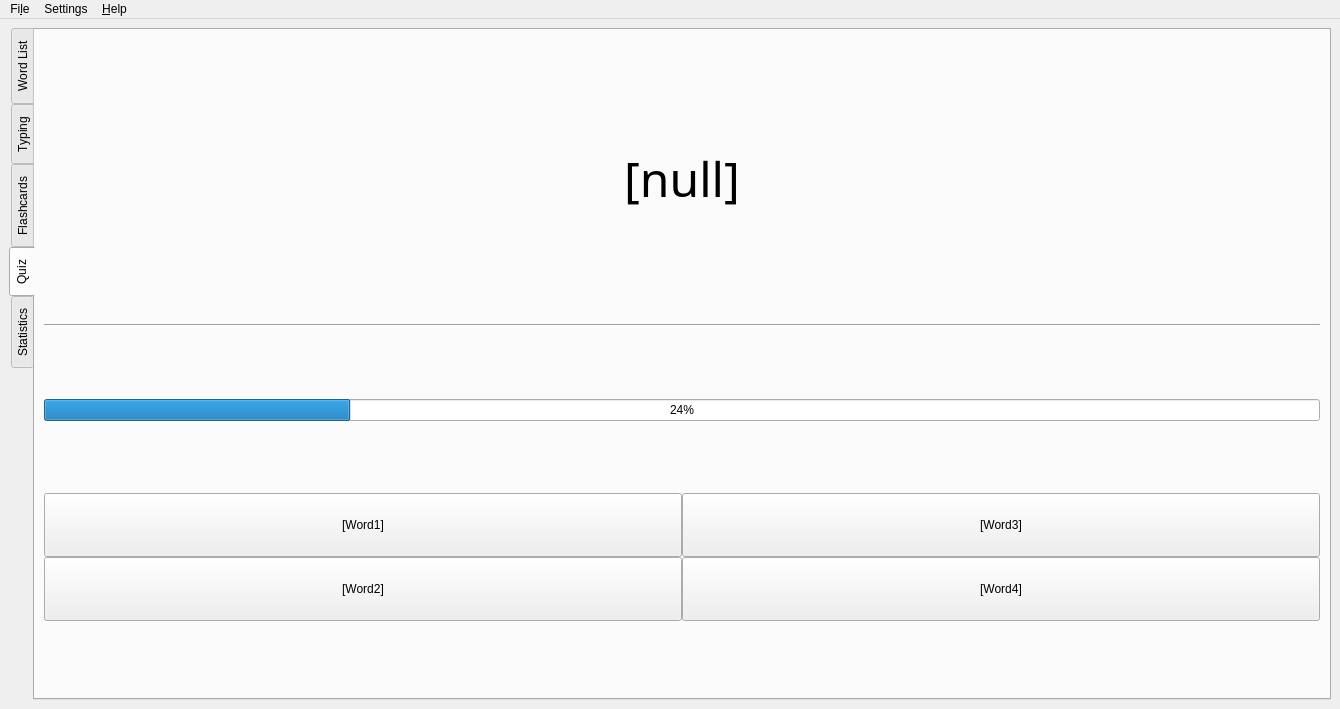
The window that cjk-trainer/ui/MainWindow.ui (mruiz42/cjk-trainer) describes before a commit, drawn with Qt 5.
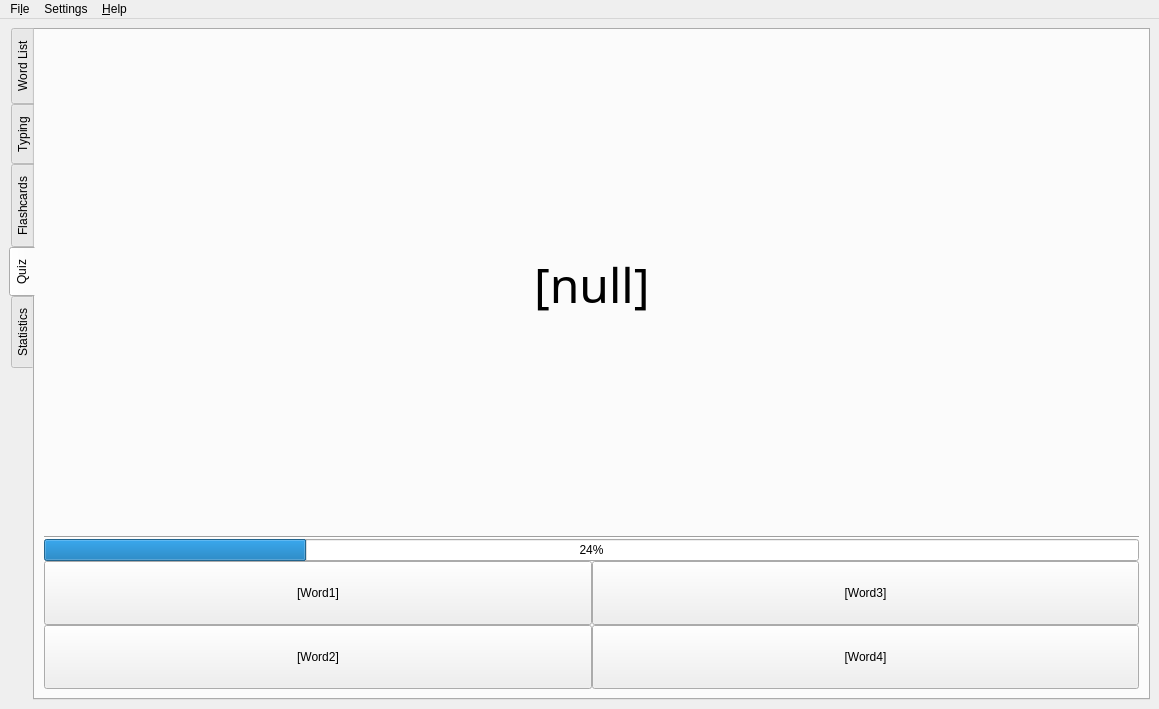
The same window after the commit. The open tabs and pages were chosen to show the change. Icons and pictures are not drawn.

Patch:
```diff
--- a/cjk-trainer/ui/MainWindow.ui
+++ b/cjk-trainer/ui/MainWindow.ui
@@ -6,7 +6,7 @@
    <rect>
     <x>0</x>
     <y>0</y>
-    <width>1340</width>
+    <width>1159</width>
     <height>709</height>
    </rect>
   </property>
@@ -974,7 +974,7 @@
          <attribute name="title">
           <string>Quiz</string>
          </attribute>
-         <layout class="QVBoxLayout" name="verticalLayout_11">
+         <layout class="QVBoxLayout" name="verticalLayout_16">
           <item>
            <layout class="QVBoxLayout" name="verticalLayout_8">
             <item>
@@ -983,7 +983,7 @@
                <enum>Qt::Vertical</enum>
               </property>
               <property name="sizeType">
-               <enum>QSizePolicy::Minimum</enum>
+               <enum>QSizePolicy::Expanding</enum>
               </property>
               <property name="sizeHint" stdset="0">
                <size>
@@ -1010,36 +1010,18 @@
               </item>
               <item>
                <widget class="QLabel" name="label_quizWord">
-                <property name="sizePolicy">
-                 <sizepolicy hsizetype="Preferred" vsizetype="Fixed">
-                  <horstretch>0</horstretch>
-                  <verstretch>0</verstretch>
-                 </sizepolicy>
-                </property>
                 <property name="font">
                  <font>
                   <family>WenQuanYi Zen Hei Mono</family>
                   <pointsize>36</pointsize>
                  </font>
                 </property>
-                <property name="autoFillBackground">
-                 <bool>false</bool>
-                </property>
-                <property name="lineWidth">
-                 <number>1</number>
-                </property>
                 <property name="text">
                  <string>[null]</string>
                 </property>
-                <property name="alignment">
-                 <set>Qt::AlignCenter</set>
-                </property>
                 <property name="wordWrap">
                  <bool>true</bool>
                 </property>
-                <property name="indent">
-                 <number>-1</number>
-                </property>
                </widget>
               </item>
               <item>
@@ -1063,7 +1045,7 @@
                <enum>Qt::Vertical</enum>
               </property>
               <property name="sizeType">
-               <enum>QSizePolicy::Minimum</enum>
+               <enum>QSizePolicy::Expanding</enum>
               </property>
               <property name="sizeHint" stdset="0">
                <size>
@@ -1073,6 +1055,16 @@
               </property>
              </spacer>
             </item>
+            <item>
+             <layout class="QHBoxLayout" name="horizontalLayout_11">
+              <property name="spacing">
+               <number>0</number>
+              </property>
+              <property name="sizeConstraint">
+               <enum>QLayout::SetDefaultConstraint</enum>
+              </property>
+              <item>
+               <layout class="QVBoxLayout" name="verticalLayout_11">
             <item>
              <widget class="Line" name="line_5">
               <property name="orientation">
@@ -1160,6 +1152,10 @@
            </layout>
           </item>
          </layout>
+            </item>
+           </layout>
+          </item>
+         </layout>
         </widget>
         <widget class="QWidget" name="tab_statistics">
          <attribute name="title">
@@ -1177,7 +1173,7 @@
     <rect>
      <x>0</x>
      <y>0</y>
-     <width>1340</width>
+     <width>1159</width>
      <height>30</height>
     </rect>
    </property>
```
Left out of the diff: 44 changed lines with no effect on the pictures. Lines whose indentation alone changed are shown as unchanged.
